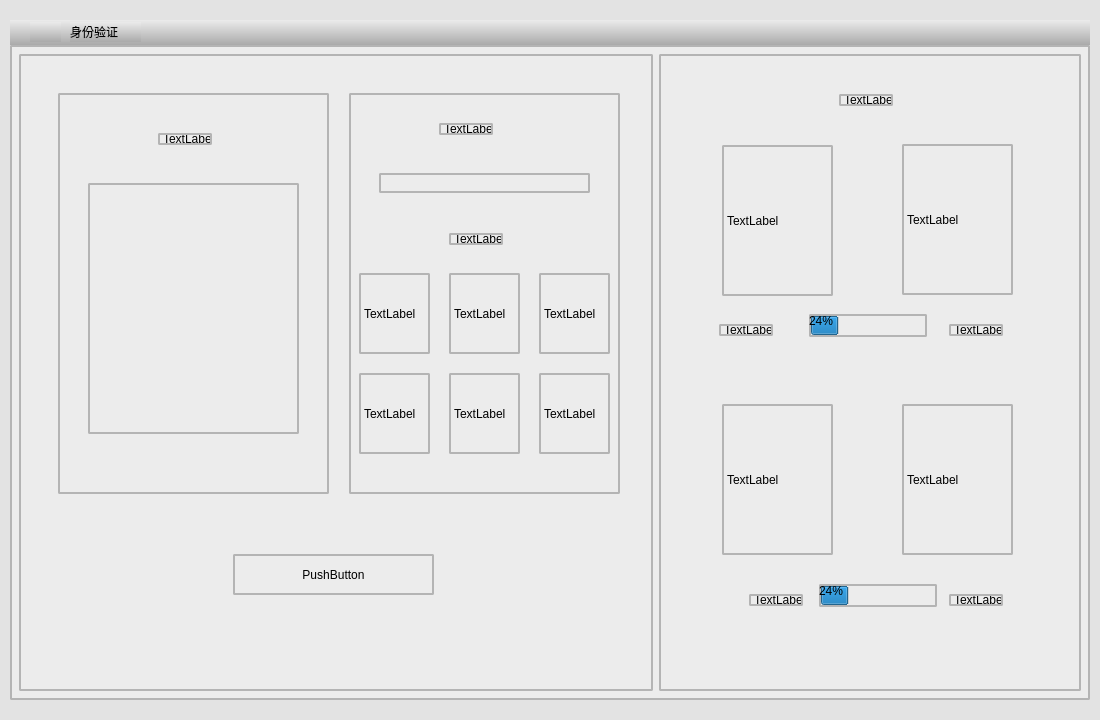
Old version of the form UIModule/faceidentitydiscern.ui in the repository zhangjianscc/ZMClient.
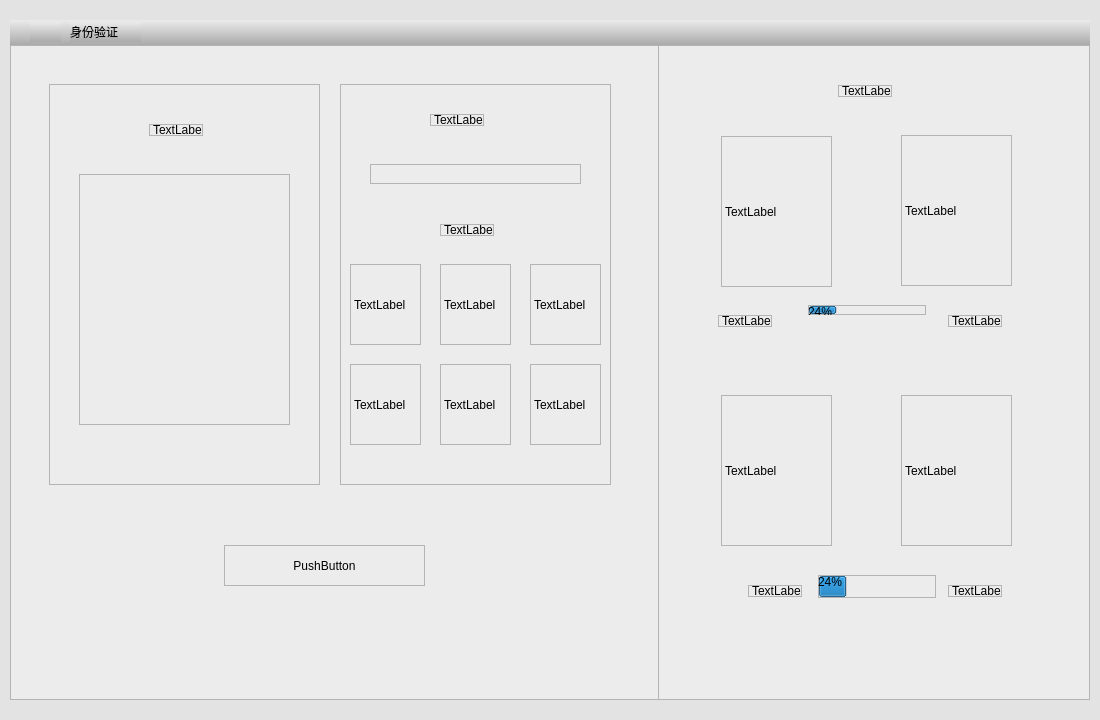
New version of the form. Icons and pictures are not drawn.

```diff
--- a/UIModule/faceidentitydiscern.ui
+++ b/UIModule/faceidentitydiscern.ui
@@ -46,7 +46,7 @@
    </property>
    <item>
     <widget class="QWidget" name="widget" native="true">
-     <layout class="QVBoxLayout" name="verticalLayout_2" stretch="3,2">
+     <layout class="QVBoxLayout" name="verticalLayout_2">
       <property name="spacing">
        <number>0</number>
       </property>
@@ -121,13 +121,18 @@
       <item>
        <widget class="QWidget" name="widget_2" native="true">
         <property name="styleSheet">
-         <string notr="true">border:2px solid rgb(180,180,180);
-border-radius:2px;
+         <string notr="true">border:1px solid rgb(180,180,180);
 background-color:rgb(236,236,236)</string>
         </property>
-        <layout class="QHBoxLayout" name="horizontalLayout" stretch="3,2">
-         <item>
           <widget class="QWidget" name="widget_4" native="true">
+         <property name="geometry">
+          <rect>
+           <x>0</x>
+           <y>0</y>
+           <width>649</width>
+           <height>655</height>
+          </rect>
+         </property>
            <widget class="QWidget" name="widget_6" native="true">
             <property name="geometry">
              <rect>
@@ -302,9 +307,15 @@
             </property>
            </widget>
           </widget>
-         </item>
-         <item>
           <widget class="QWidget" name="widget_5" native="true">
+         <property name="geometry">
+          <rect>
+           <x>648</x>
+           <y>0</y>
+           <width>432</width>
+           <height>655</height>
+          </rect>
+         </property>
            <widget class="QLabel" name="label_13">
             <property name="geometry">
              <rect>
@@ -428,7 +439,7 @@
               <x>150</x>
               <y>260</y>
               <width>118</width>
-              <height>23</height>
+            <height>10</height>
              </rect>
             </property>
             <property name="value">
@@ -449,8 +460,6 @@
             </property>
            </widget>
           </widget>
-         </item>
-        </layout>
        </widget>
       </item>
      </layout>
```
Lines whose indentation alone changed are shown as unchanged.
